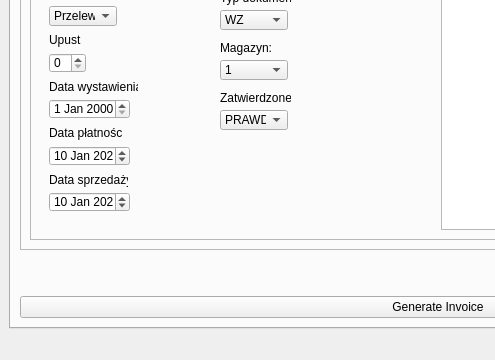
Qt form view/tryui.ui (PrzemyslawSarnacki/invoiceApp) before a commit; both pictures show x 0 to 495 and y 488 to 848 of the 876 by 848 pixel window.
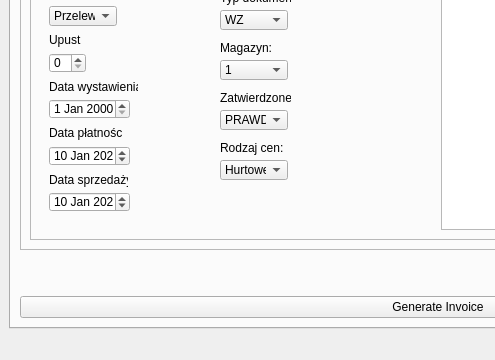
The same form after that commit. The open tabs and pages were chosen to show the change. Icons and pictures are not drawn.

What changed in the file:
```diff
--- a/view/tryui.ui
+++ b/view/tryui.ui
@@ -544,6 +544,39 @@
                     </property>
                    </item>
                   </widget>
+                  <widget class="QLabel" name="priceTypeLabel">
+                   <property name="geometry">
+                    <rect>
+                     <x>180</x>
+                     <y>210</y>
+                     <width>71</width>
+                     <height>16</height>
+                    </rect>
+                   </property>
+                   <property name="text">
+                    <string>Rodzaj cen:</string>
+                   </property>
+                  </widget>
+                  <widget class="QComboBox" name="priceTypeComboBox">
+                   <property name="geometry">
+                    <rect>
+                     <x>180</x>
+                     <y>230</y>
+                     <width>68</width>
+                     <height>20</height>
+                    </rect>
+                   </property>
+                   <item>
+                    <property name="text">
+                     <string>Hurtowe</string>
+                    </property>
+                   </item>
+                   <item>
+                    <property name="text">
+                     <string>Detaliczne</string>
+                    </property>
+                   </item>
+                  </widget>
                  </widget>
                 </item>
                </layout>
```
Left out of the diff: 66 changed lines with no effect on the pictures.
